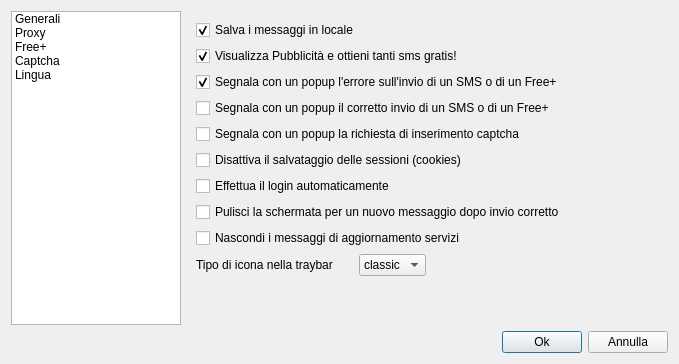
Qt form opzionidialog.ui (freesmee/freesmee-desktop) before a commit.
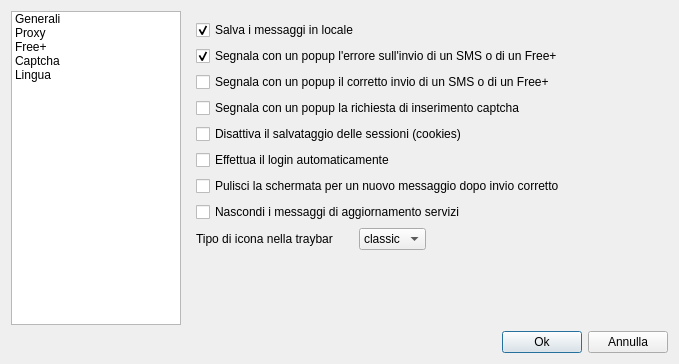
The same form after that commit. Icons and pictures are not drawn.

```diff
--- a/opzionidialog.ui
+++ b/opzionidialog.ui
@@ -113,16 +113,6 @@
                </property>
               </widget>
              </item>
-             <item>
-              <widget class="QCheckBox" name="checkShowAdv">
-               <property name="text">
-                <string>Visualizza Pubblicità e ottieni tanti sms gratis!</string>
-               </property>
-               <property name="checked">
-                <bool>true</bool>
-               </property>
-              </widget>
-             </item>
              <item>
               <widget class="QCheckBox" name="errorSmsPopup">
                <property name="text">
```
